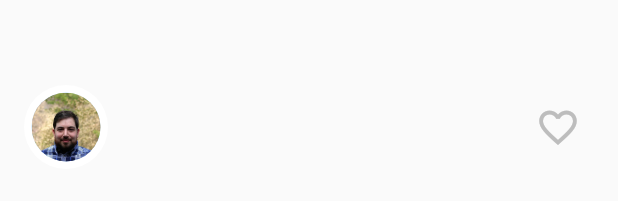
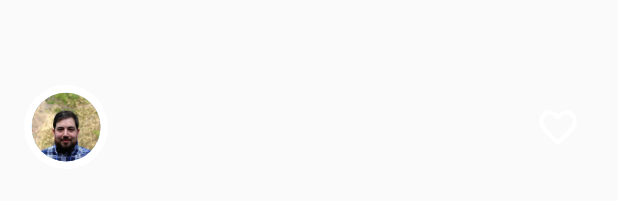
Before and after one commit to lakshayraturi/fooderlich, a Flutter app: the AuthorCard widget shown alone on an empty page, opened directly, on a phone screen of 412 x 824 dp. Shown: the part 491-692 px from the top of the screen. Run offline on Flutter 3.47's test engine with Material 2 defaults, Android fonts, the phone set to English and light mode, and no system bars; our stand-ins replace google_fonts.

Commit message:
Changing colour

```diff
--- a/lib/author_card.dart
+++ b/lib/author_card.dart
@@ -7,7 +7,11 @@ class AuthorCard extends StatelessWidget {
   final String title;
   final ImageProvider imageProvider;
 
-  const AuthorCard({Key key, this.authorName, this.title, this.imageProvider})
+  const AuthorCard({Key key,
+                    @required this.authorName,
+                    this.title,
+                    this.imageProvider
+                    })
       : super(key: key);
 
   @override
@@ -46,7 +50,7 @@ class AuthorCard extends StatelessWidget {
             },
             icon: const Icon(Icons.favorite_border),
             iconSize: 30,
-            color: Colors.grey[400],
+            color: Colors.white,
           )
         ],
       ),
```
